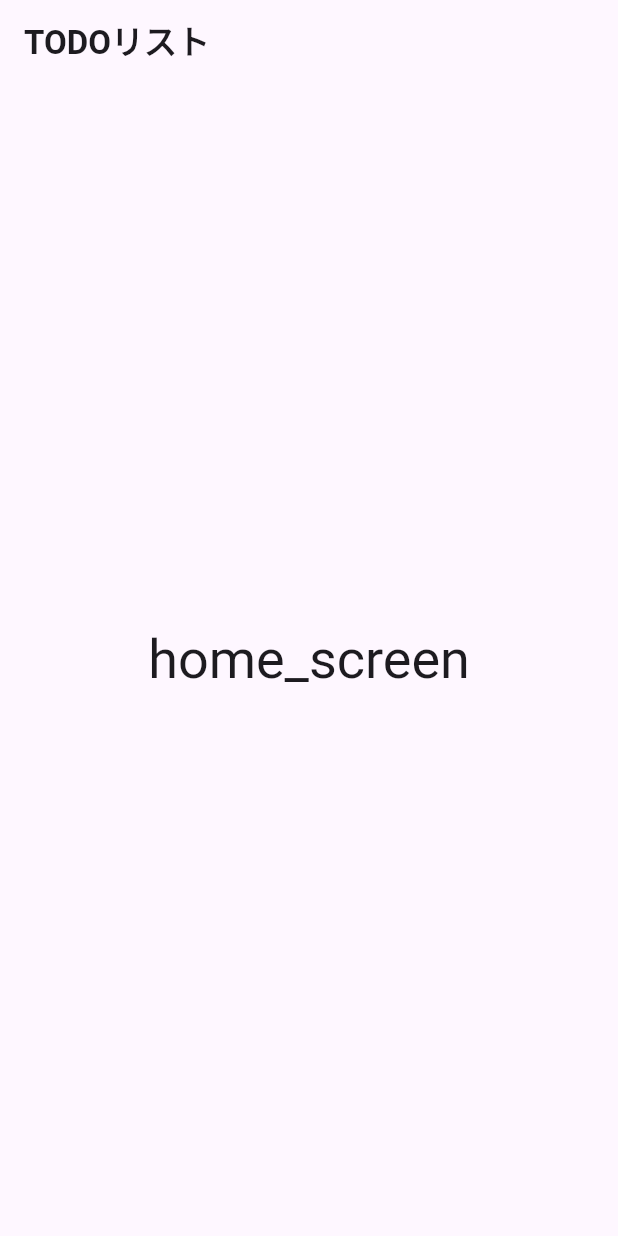
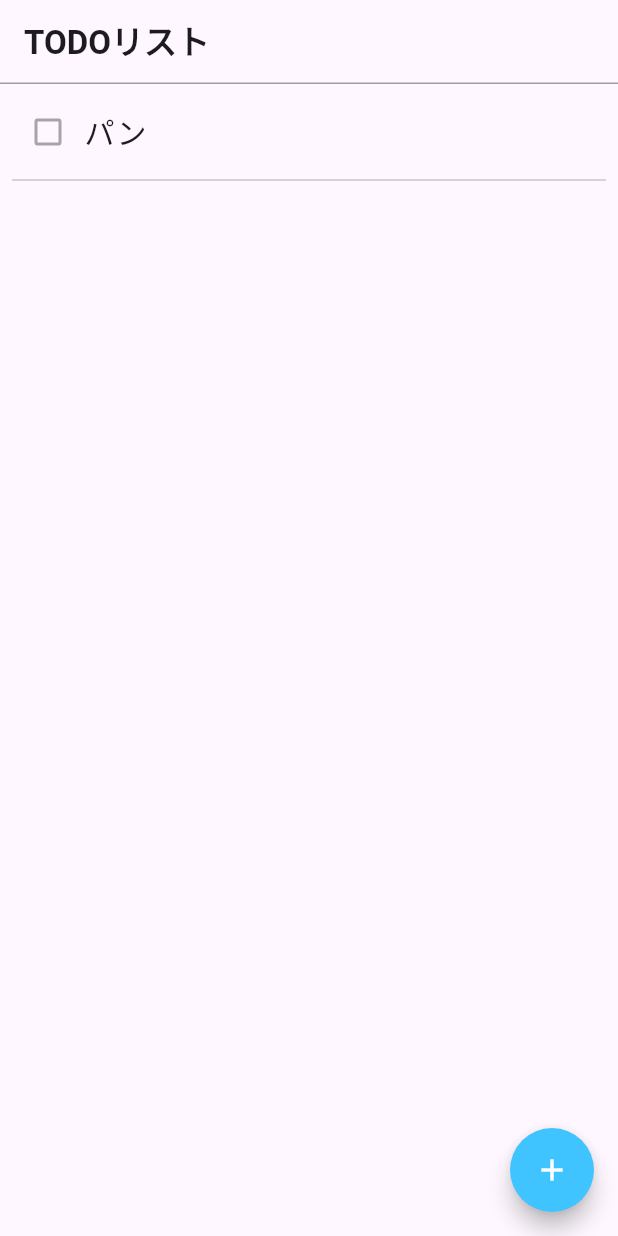
Before and after one commit to yukimiyake0607/todo_riverpod, a Flutter app: the screen it shows after launch, on a phone screen of 412 x 824 dp. Run offline on Flutter 3.47's test engine with Material 3 defaults, Android fonts, the phone set to English and light mode, and no system bars.

Commit message:
add: home_screenの基本的なUIを追加

```diff
--- a/lib/app.dart
+++ b/lib/app.dart
@@ -15,6 +15,13 @@ class MainApp extends StatelessWidget {
           titleLarge: TextStyle(
             fontWeight: FontWeight.bold,
           ),
+          bodyLarge: TextStyle(
+            fontSize: 20,
+          ),
+        ),
+        floatingActionButtonTheme: const FloatingActionButtonThemeData(
+          backgroundColor: Colors.lightBlueAccent,
+          shape: CircleBorder(),
         ),
       ),
     );
--- a/lib/screens/home_screen.dart
+++ b/lib/screens/home_screen.dart
@@ -11,11 +11,40 @@ class HomeScreen extends StatelessWidget {
           'TODOリスト',
           style: Theme.of(context).textTheme.titleLarge,
         ),
+        shape: const Border(
+          bottom: BorderSide(
+            color: Colors.grey,
+            width: 1,
+          ),
+        ),
       ),
-      body: Center(
-        child: Text(
-          'home_screen',
-          style: Theme.of(context).textTheme.displaySmall,
+      body: ListView.builder(
+        itemCount: 1,
+        itemBuilder: (context, int index) {
+          return Padding(
+            padding: const EdgeInsets.all(8.0),
+            child: Column(
+              children: [
+                Row(
+                  children: [
+                    Checkbox(value: false, onChanged: null),
+                    Text(
+                      'パン',
+                      style: Theme.of(context).textTheme.bodyLarge,
+                    ),
+                  ],
+                ),
+                Divider(),
+              ],
+            ),
+          );
+        },
+      ),
+      floatingActionButton: FloatingActionButton(
+        onPressed: () {},
+        child: const Icon(
+          Icons.add,
+          color: Colors.white,
         ),
       ),
     );
```
